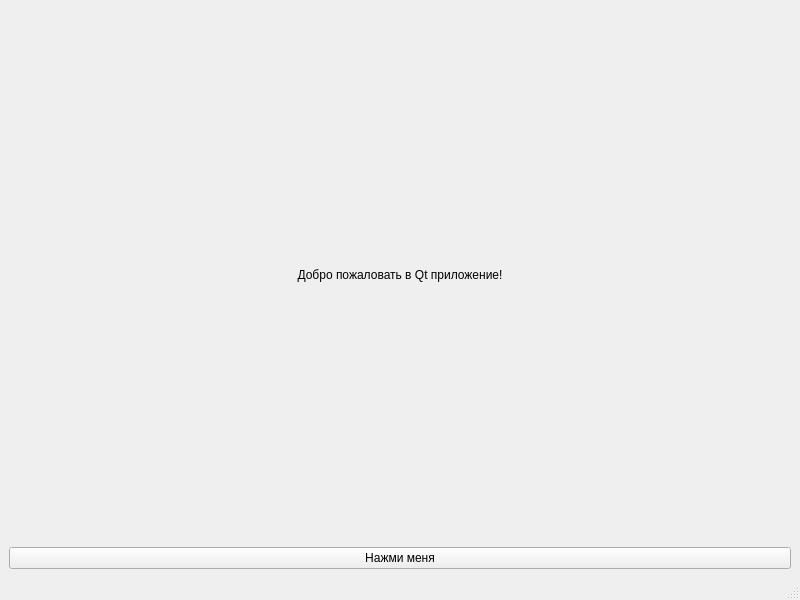
Qt form mainwindow.ui (Wooferpenza/XML) before a commit.
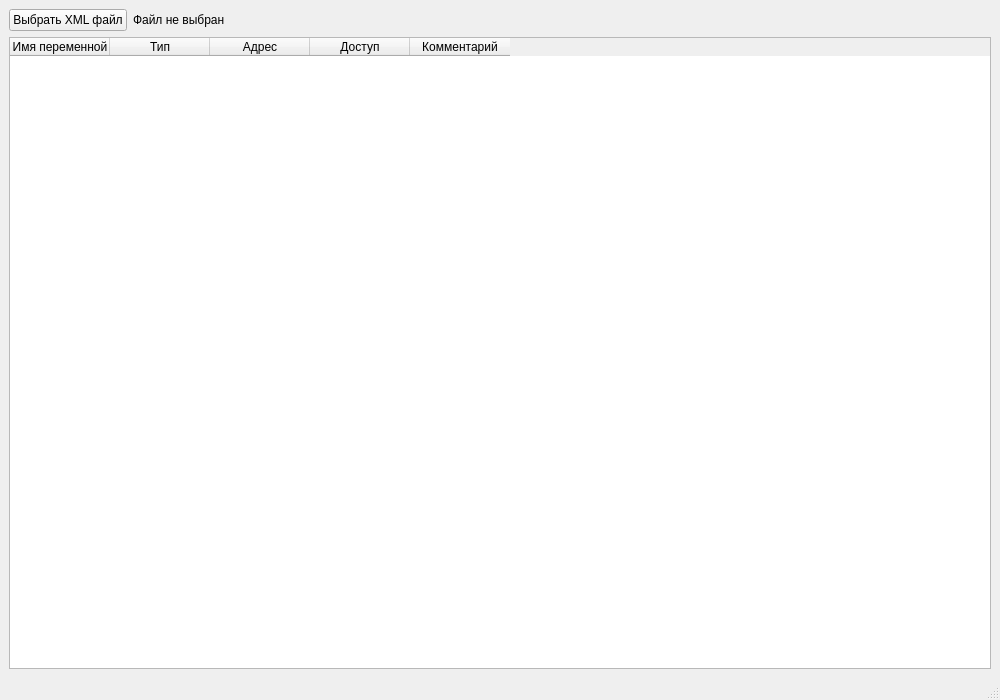
The same form after that commit.

Commit message: Add XML parsing functionality: file dialog, variable parsing and table display

Diff of the .ui file:
```diff
--- a/mainwindow.ui
+++ b/mainwindow.ui
@@ -6,8 +6,8 @@
    <rect>
     <x>0</x>
     <y>0</y>
-    <width>800</width>
-    <height>600</height>
+    <width>1000</width>
+    <height>700</height>
    </rect>
   </property>
   <property name="windowTitle">
@@ -16,20 +16,72 @@
   <widget class="QWidget" name="centralwidget">
    <layout class="QVBoxLayout" name="verticalLayout">
     <item>
-     <widget class="QLabel" name="label">
-      <property name="text">
-       <string>Добро пожаловать в Qt приложение!</string>
-      </property>
-      <property name="alignment">
-       <set>Qt::AlignCenter</set>
-      </property>
-     </widget>
+     <layout class="QHBoxLayout" name="horizontalLayout">
+      <item>
+       <widget class="QPushButton" name="btnSelectFile">
+        <property name="text">
+         <string>Выбрать XML файл</string>
+        </property>
+       </widget>
+      </item>
+      <item>
+       <widget class="QLabel" name="labelFileName">
+        <property name="text">
+         <string>Файл не выбран</string>
+        </property>
+       </widget>
+      </item>
+      <item>
+       <spacer name="horizontalSpacer">
+        <property name="orientation">
+         <enum>Qt::Horizontal</enum>
+        </property>
+        <property name="sizeHint" stdset="0">
+         <size>
+          <width>40</width>
+          <height>20</height>
+         </size>
+        </property>
+       </spacer>
+      </item>
+     </layout>
     </item>
     <item>
-     <widget class="QPushButton" name="pushButton">
-      <property name="text">
-       <string>Нажми меня</string>
+     <widget class="QTableWidget" name="tableVariables">
+      <property name="alternatingRowColors">
+       <bool>true</bool>
       </property>
+      <property name="selectionBehavior">
+       <enum>QAbstractItemView::SelectRows</enum>
+      </property>
+      <property name="sortingEnabled">
+       <bool>true</bool>
+      </property>
+      <column>
+       <property name="text">
+        <string>Имя переменной</string>
+       </property>
+      </column>
+      <column>
+       <property name="text">
+        <string>Тип</string>
+       </property>
+      </column>
+      <column>
+       <property name="text">
+        <string>Адрес</string>
+       </property>
+      </column>
+      <column>
+       <property name="text">
+        <string>Доступ</string>
+       </property>
+      </column>
+      <column>
+       <property name="text">
+        <string>Комментарий</string>
+       </property>
+      </column>
      </widget>
     </item>
    </layout>
```
Left out of the diff: 2 changed lines with no effect on the pictures. The commit also changes 4 other files.
